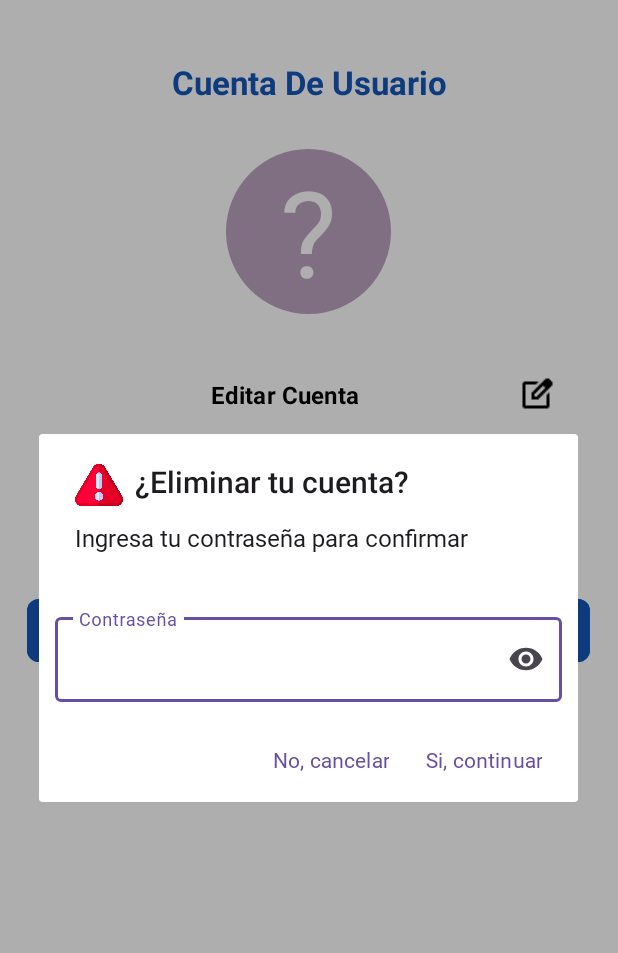
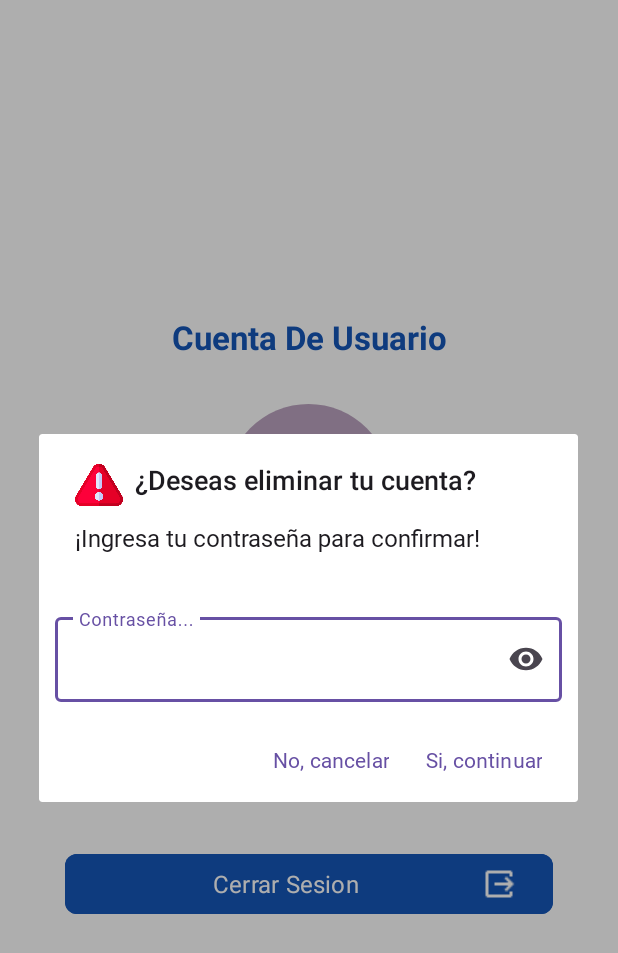
Before and after one commit to LeonidasVS/Agenda-Kotlin, an Android app: the PerfilActivity screen opened directly, with no data from a screen before it, after a tap on "Eliminar Cuenta", on a phone screen of 412 x 824 dp. Shown: the top 953 px of the screen. Run offline under Robolectric (Android 15) with nearby library versions, the light colour scheme and no system bars; our stand-ins replace Firebase (no records; nobody signed in at launch, a user with empty details on screens opened directly); Roboto replaces fonts that are not available here.

Commit message:
Ventana de ingresar password para eliminar cuenta (modificada)

```diff
--- a/app/src/main/java/com/example/crud_kotlin/PerfilActivity.kt
+++ b/app/src/main/java/com/example/crud_kotlin/PerfilActivity.kt
@@ -114,8 +114,8 @@ class PerfilActivity : AppCompatActivity() {
         if (usuario != null) {
             // Crear TextInputLayout y TextInputEditText
             val passwordLayout = TextInputLayout(this).apply {
-                hint = "Contraseña"
-                isPasswordVisibilityToggleEnabled = true // Icono para mostrar/ocultar
+                hint = "Contraseña..."
+                isPasswordVisibilityToggleEnabled = true
                 setPadding(16, 16, 16, 16)
                 boxBackgroundMode = TextInputLayout.BOX_BACKGROUND_OUTLINE
             }
@@ -129,8 +129,8 @@ class PerfilActivity : AppCompatActivity() {
 
             // Construir el AlertDialog
             val dialogo=AlertDialog.Builder(this)
-                .setTitle("¿Eliminar tu cuenta?")
-                .setMessage("Ingresa tu contraseña para confirmar")
+                .setTitle("¿Deseas eliminar tu cuenta?")
+                .setMessage("¡Ingresa tu contraseña para confirmar!")
                 .setView(passwordLayout)
                 .setIcon(R.drawable.ic_advertencia)
                 .setPositiveButton("Si, continuar") { _, _ ->
@@ -183,9 +183,6 @@ class PerfilActivity : AppCompatActivity() {
         }
     }
 
-
-
-
     private fun fotoUsuario(){
         val drawable = android.graphics.drawable.GradientDrawable()
         drawable.shape = android.graphics.drawable.GradientDrawable.OVAL
--- a/app/src/main/res/layout/activity_perfil.xml
+++ b/app/src/main/res/layout/activity_perfil.xml
@@ -8,11 +8,11 @@
     android:orientation="vertical"
     android:layout_height="match_parent"
     tools:context=".PerfilActivity"
+    android:gravity="center"
     android:background="@color/blanco">
 
     <TextView
         android:text="Cuenta De Usuario"
-        android:layout_marginTop="40dp"
         android:fontFamily="@font/poppins_semibold"
         android:textAlignment="center"
         android:textStyle="bold"
@@ -82,7 +82,7 @@
 
         <com.google.android.material.button.MaterialButton
             android:id="@+id/btn_Editar_perfil"
-            android:layout_width="375dp"
+            android:layout_width="325dp"
             android:layout_height="wrap_content"
             android:drawableEnd="@drawable/ic_editar"
             android:text="Editar Cuenta"
@@ -95,7 +95,7 @@
 
         <com.google.android.material.button.MaterialButton
             android:id="@+id/btnElminarCuenta"
-            android:layout_width="375dp"
+            android:layout_width="325dp"
             android:layout_height="wrap_content"
             android:layout_marginTop="20dp"
             android:backgroundTint="@color/blanco"
@@ -109,8 +109,8 @@
 
         <com.google.android.material.button.MaterialButton
             android:id="@+id/cerrarSesion"
-            android:layout_width="375dp"
-            android:layout_height="50dp"
+            android:layout_width="325dp"
+            android:layout_height="wrap_content"
             android:layout_marginTop="40dp"
             android:backgroundTint="@color/azul"
             android:drawableEnd="@drawable/ic_cerrar_sesion"
```
